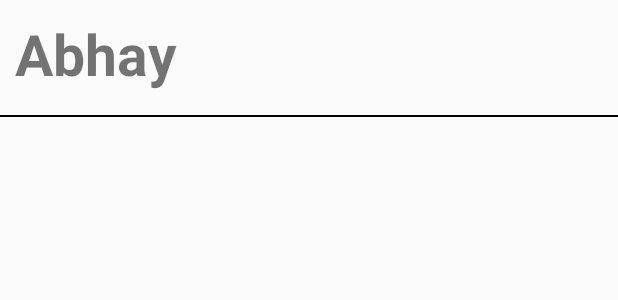
After one commit to archillexx/Babble, an Android app: the layout user_layout.xml on its own in the app's theme, with its tools: preview values and no code run, on a phone screen of 412 x 824 dp. The commit adds this screen. Shown: the top 300 px of the screen. Run offline under Robolectric (Android 15) with nearby library versions, the phone set to English and light mode, and no system bars.

Commit message:
Entering users into database

```diff
--- a/app/build.gradle
+++ b/app/build.gradle
@@ -38,6 +38,7 @@ dependencies {
     implementation 'com.google.android.material:material:1.6.1'
     implementation 'androidx.constraintlayout:constraintlayout:2.1.4'
     implementation 'com.google.firebase:firebase-auth:19.2.0'
+    implementation 'com.google.firebase:firebase-database-ktx:20.0.5'
     testImplementation 'junit:junit:4.13.2'
     androidTestImplementation 'androidx.test.ext:junit:1.1.3'
     androidTestImplementation 'androidx.test.espresso:espresso-core:3.4.0'
--- a/app/src/main/java/com/example/babble/Login.kt
+++ b/app/src/main/java/com/example/babble/Login.kt
@@ -47,7 +47,9 @@ class Login : AppCompatActivity() {
                 if (task.isSuccessful) {
                     // Sign in success, update UI with the signed-in user's information
                     val intent = Intent(this@Login,MainActivity::class.java)
+                    finish()
                     startActivity(intent)
+
 
                 } else {
                     // If sign in fails, display a message to the user.
--- /dev/null
+++ b/app/src/main/res/layout/user_layout.xml
@@ -0,0 +1,28 @@
+<?xml version="1.0" encoding="utf-8"?>
+<RelativeLayout xmlns:android="http://schemas.android.com/apk/res/android"
+    android:layout_width="match_parent"
+    android:layout_height="wrap_content">
+
+        <TextView
+            android:layout_marginTop="5dp"
+            android:id="@+id/txt_name"
+            android:layout_width="match_parent"
+            android:layout_height="wrap_content"
+            android:text="Abhay"
+            android:textSize="38sp"
+            android:textStyle="bold"
+            android:layout_margin="10dp"
+            />
+        <View
+                android:layout_below="@+id/txt_name"
+            android:layout_marginTop="5dp"
+                android:layout_width="match_parent"
+                android:layout_height="1dp"
+                android:background="@color/black"/>
+
+
+
+
+
+
+</RelativeLayout>
```
Also changed, not shown: app/src/main/java/com/example/babble/MainActivity.kt (+35 -0 lines), app/src/main/java/com/example/babble/SignUp.kt (+16 -2 lines), app/src/main/java/com/example/babble/User.kt (added, +15 -0 lines), app/src/main/java/com/example/babble/UserAdapter.kt (added, +32 -0 lines), app/src/main/res/layout/activity_login.xml (+4 -4 lines), app/src/main/res/layout/activity_main.xml (+14 -1 lines), app/src/main/res/menu/menu.xml (added, +8 -0 lines).
